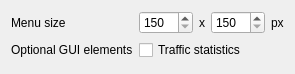
The window that gui/appearanceoptionpage.ui (Martchus/syncthingtray) describes before a commit, drawn with Qt 5.
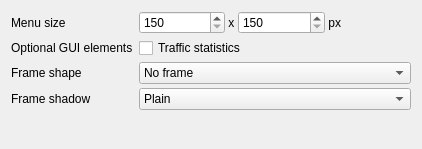
The same window after the commit. Icons and pictures are not drawn.

The edit to the form file:
```diff
--- a/gui/appearanceoptionpage.ui
+++ b/gui/appearanceoptionpage.ui
@@ -6,8 +6,8 @@
    <rect>
     <x>0</x>
     <y>0</y>
-    <width>283</width>
-    <height>74</height>
+    <width>422</width>
+    <height>149</height>
    </rect>
   </property>
   <property name="windowTitle">
@@ -17,6 +17,9 @@
    <iconset theme="preferences-desktop"/>
   </property>
   <layout class="QFormLayout" name="formLayout">
+   <property name="verticalSpacing">
+    <number>4</number>
+   </property>
    <item row="0" column="0">
     <widget class="QLabel" name="sizeLabel">
      <property name="text">
@@ -52,8 +55,14 @@
      </item>
      <item>
       <widget class="QLabel" name="sizeTimesLabel">
+       <property name="sizePolicy">
+        <sizepolicy hsizetype="Fixed" vsizetype="Preferred">
+         <horstretch>0</horstretch>
+         <verstretch>0</verstretch>
+        </sizepolicy>
+       </property>
        <property name="text">
-        <string>x</string>
+        <string> x </string>
        </property>
        <property name="textFormat">
         <enum>Qt::PlainText</enum>
@@ -73,7 +82,7 @@
      <item>
       <widget class="QLabel" name="sizePxLabel">
        <property name="text">
-        <string>px</string>
+        <string> px</string>
        </property>
        <property name="textFormat">
         <enum>Qt::PlainText</enum>
@@ -82,6 +91,63 @@
      </item>
     </layout>
    </item>
+   <item row="3" column="0">
+    <widget class="QLabel" name="frameShapeLabel">
+     <property name="text">
+      <string>Frame shape</string>
+     </property>
+    </widget>
+   </item>
+   <item row="4" column="0">
+    <widget class="QLabel" name="frameShadowLabel">
+     <property name="text">
+      <string>Frame shadow</string>
+     </property>
+    </widget>
+   </item>
+   <item row="3" column="1">
+    <widget class="QComboBox" name="frameShapeComboBox">
+     <item>
+      <property name="text">
+       <string>No frame</string>
+      </property>
+     </item>
+     <item>
+      <property name="text">
+       <string>Box</string>
+      </property>
+     </item>
+     <item>
+      <property name="text">
+       <string>Panel</string>
+      </property>
+     </item>
+     <item>
+      <property name="text">
+       <string>Styled panel</string>
+      </property>
+     </item>
+    </widget>
+   </item>
+   <item row="4" column="1">
+    <widget class="QComboBox" name="frameShadowComboBox">
+     <item>
+      <property name="text">
+       <string>Plain</string>
+      </property>
+     </item>
+     <item>
+      <property name="text">
+       <string>Raised</string>
+      </property>
+     </item>
+     <item>
+      <property name="text">
+       <string>Sunken</string>
+      </property>
+     </item>
+    </widget>
+   </item>
   </layout>
  </widget>
  <resources/>
```
Left out of the diff: 9 changed lines with no effect on the pictures.
